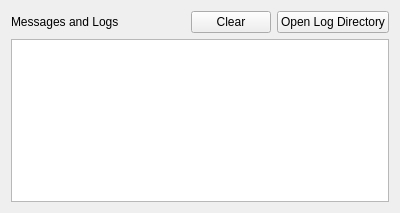
Qt form ui/uiWidgetLog.ui (ManifoldsHu/FourDExplorer) before a commit.
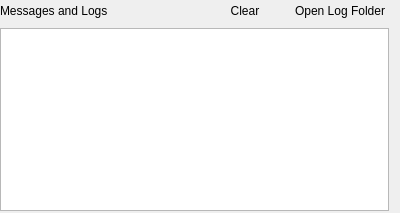
The same form after that commit.

Patch:
```diff
--- a/ui/uiWidgetLog.ui
+++ b/ui/uiWidgetLog.ui
@@ -14,6 +14,18 @@
    <string>Form</string>
   </property>
   <layout class="QVBoxLayout" name="verticalLayout">
+   <property name="spacing">
+    <number>6</number>
+   </property>
+   <property name="leftMargin">
+    <number>0</number>
+   </property>
+   <property name="topMargin">
+    <number>0</number>
+   </property>
+   <property name="bottomMargin">
+    <number>2</number>
+   </property>
    <item>
     <layout class="QHBoxLayout" name="horizontalLayout">
      <item>
@@ -41,12 +53,18 @@
        <property name="text">
         <string>Clear</string>
        </property>
+       <property name="flat">
+        <bool>true</bool>
+       </property>
       </widget>
      </item>
      <item>
       <widget class="QPushButton" name="pushButton_open_log_directory">
        <property name="text">
-        <string>Open Log Directory</string>
+        <string>Open Log Folder</string>
+       </property>
+       <property name="flat">
+        <bool>true</bool>
        </property>
       </widget>
      </item>
```
